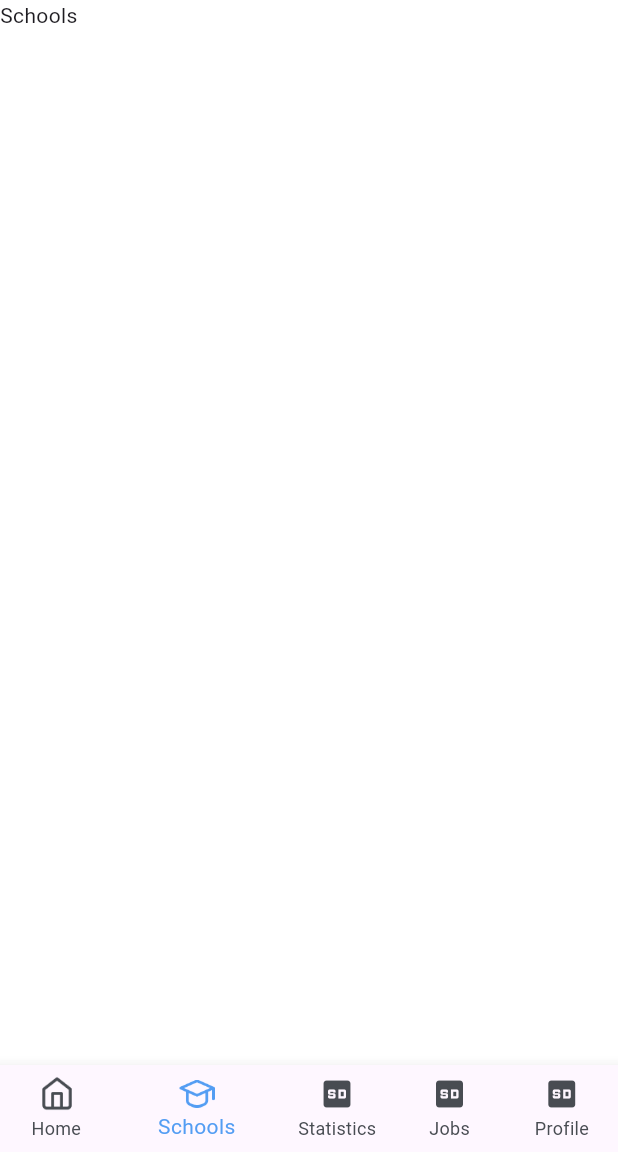
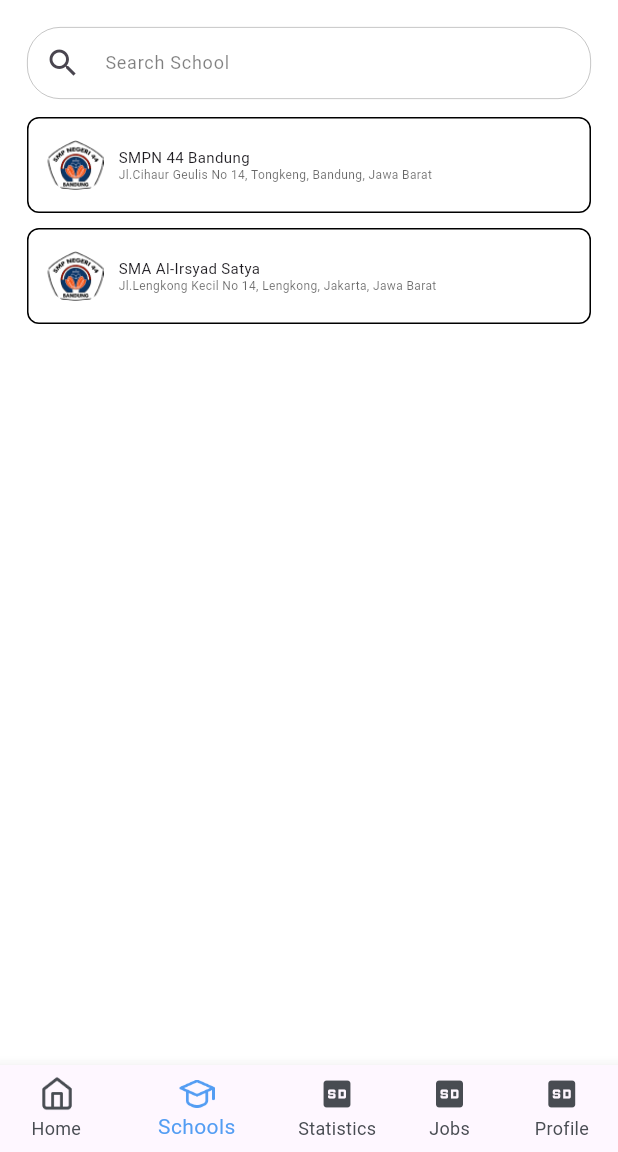
Before and after one commit to estradax/educonnect-v2, a Flutter app: the screen it shows after launch, item 2 of the bottom bar chosen, on a phone screen of 412 x 824 dp, the part 84-1236 px from its top. Run offline on Flutter 3.47's test engine with Material 3 defaults, Android fonts, the light colour scheme and no system bars; our stand-ins replace firebase_auth, firebase_core, intro_slider; missing offline and left inert: flutterfly; accounts and stored records are empty.

Commit message:
feat: asjdkasjdks

```diff
--- a/packages/app/lib/screens/master_screen.dart
+++ b/packages/app/lib/screens/master_screen.dart
@@ -1,4 +1,5 @@
 import 'package:educonnect_app/screens/home_screen.dart';
+import 'package:educonnect_app/screens/schools_screen.dart';
 import 'package:educonnect_app/screens/statistic_screen.dart';
 import 'package:flutter/material.dart';
 
@@ -14,7 +15,7 @@
 
   final List<Widget> _screens = [
     const HomeScreen(),
-    const Text('Schools'),
+    const SchoolsScreen(),
     const StatisticScreen(),
   ];
 
--- /dev/null
+++ b/packages/app/lib/screens/schools_screen.dart
@@ -0,0 +1,113 @@
+import 'package:educonnect_app/widgets/ec_text_form_field.dart';
+import 'package:flutter/material.dart';
+
+class SchoolsScreen extends StatelessWidget {
+  const SchoolsScreen({super.key});
+
+  @override
+  Widget build(BuildContext context) {
+    return SingleChildScrollView(
+      child: Padding(
+        padding: const EdgeInsets.all(18.0),
+        child: Column(
+          crossAxisAlignment: CrossAxisAlignment.start,
+          children: [
+            TextField(
+              style: TextStyle(
+                fontSize: 12,
+              ),
+              decoration: InputDecoration(
+                contentPadding: EdgeInsets.all(8),
+                enabledBorder: OutlineInputBorder(
+                  borderRadius: BorderRadius.circular(22),
+                  borderSide: BorderSide(
+                    color: Colors.black.withOpacity(0.3),
+                    width: 0.5,
+                  ),
+                ),
+                focusedBorder: OutlineInputBorder(
+                  borderRadius: BorderRadius.circular(22),
+                  borderSide: BorderSide(
+                    color: Colors.black.withOpacity(0.3),
+                    width: 0.5,
+                  ),
+                ),
+                labelText: 'Search School',
+                labelStyle: TextStyle(
+                  fontSize: 12,
+                  color: Colors.black.withOpacity(0.5),
+                ),
+                floatingLabelBehavior: FloatingLabelBehavior.never,
+                prefixIcon: Icon(Icons.search),
+              ),
+            ),
+            SizedBox(
+              height: 12,
+            ),
+            EcSchoolCard(
+              name: 'SMPN 44 Bandung',
+              address: 'Jl.Cihaur Geulis No 14, Tongkeng, Bandung, Jawa Barat',
+            ),
+            SizedBox(
+              height: 10,
+            ),
+            EcSchoolCard(
+              name: 'SMA Al-Irsyad Satya',
+              address: 'Jl.Lengkong Kecil No 14, Lengkong, Jakarta, Jawa Barat',
+            ),
+          ],
+        ),
+      ),
+    );
+  }
+}
+
+class EcSchoolCard extends StatelessWidget {
+  final String name;
+  final String address;
+
+  const EcSchoolCard({
+    super.key,
+    required this.name,
+    required this.address,
+  });
+
+  @override
+  Widget build(BuildContext context) {
+    return Container(
+      decoration: BoxDecoration(
+        border: Border.all(),
+        borderRadius: BorderRadius.circular(8),
+      ),
+      padding: EdgeInsets.all(12),
+      child: Row(
+        children: [
+          Image(
+            image: AssetImage('lib/assets/images/sch-icon.png'),
+            width: 38,
+            height: 38,
+          ),
+          SizedBox(
+            width: 10,
+          ),
+          Column(
+            crossAxisAlignment: CrossAxisAlignment.start,
+            children: [
+              Text(
+                name,
+                style: TextStyle(fontSize: 10),
+              ),
+              Text(
+                address,
+                style: TextStyle(
+                  fontSize: 8,
+                  color: Colors.black.withOpacity(0.6),
+                ),
+              ),
+            ],
+          ),
+        ],
+      ),
+    );
+  }
+}
--- a/packages/app/lib/screens/statistic_screen.dart
+++ b/packages/app/lib/screens/statistic_screen.dart
@@ -7,18 +7,18 @@
 
   @override
   Widget build(BuildContext context) {
-    return SingleChildScrollView(
+    return const SingleChildScrollView(
       child: Padding(
-        padding: const EdgeInsets.all(14.0),
+        padding: EdgeInsets.all(14.0),
         child: Column(
           crossAxisAlignment: CrossAxisAlignment.start,
           children: [
-            const EcHeadingText(text: 'Live Statistic'),
-            const SizedBox(
+            EcHeadingText(text: 'Live Statistic'),
+            SizedBox(
               height: 6,
             ),
-            const EcSimpleStatCard(),
-            const SizedBox(
+            EcSimpleStatCard(),
+            SizedBox(
               height: 24,
             ),
             EcStatCard(
@@ -80,13 +80,13 @@
               Expanded(
                 child: Text(
                   title,
-                  style: TextStyle(
+                  style: const TextStyle(
                     fontSize: 18,
                     fontWeight: FontWeight.bold,
                   ),
                 ),
               ),
-              Text('The dropdown'),
+              const Text('The dropdown'),
             ],
           ),
           const SizedBox(
```
Also changed, not shown: packages/app/lib/assets/images/sch-icon.png (added).
